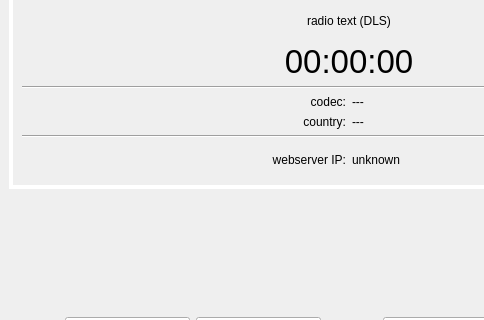
Before: the Qt Designer form src/ui/1024x600_v2.ui in IPi-Radio/IPi-Radio, drawn with Qt 5; both pictures show x 0 to 484 and y 108 to 428 of the 1024 by 600 pixel window.
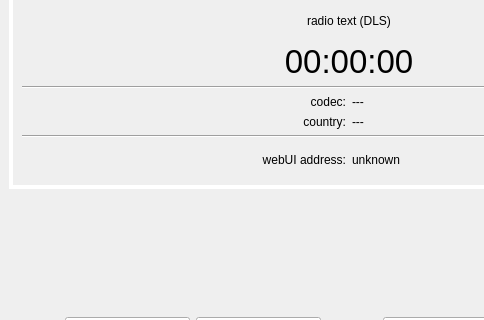
After: the same form once the commit is applied.

The edit to the form file:
```diff
--- a/src/ui/1024x600_v2.ui
+++ b/src/ui/1024x600_v2.ui
@@ -180,7 +180,7 @@
            <item>
             <widget class="QLabel" name="label_7">
              <property name="text">
-              <string>webserver IP:</string>
+              <string>webUI address:</string>
              </property>
              <property name="alignment">
               <set>Qt::AlignRight|Qt::AlignTrailing|Qt::AlignVCenter</set>
```
